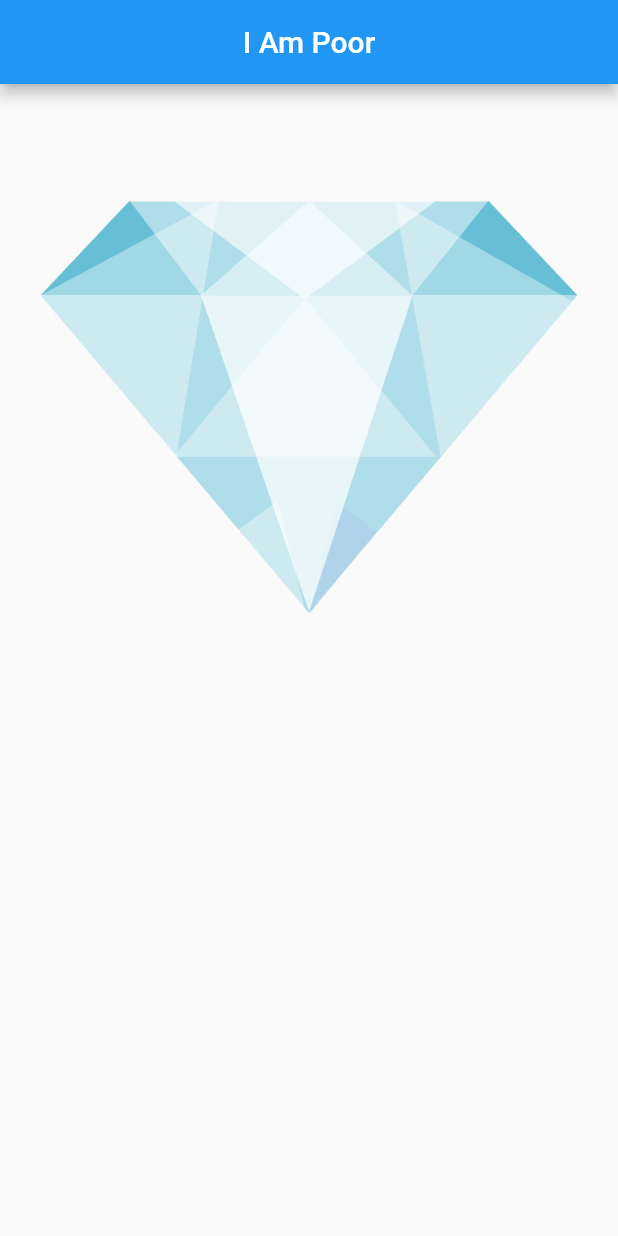
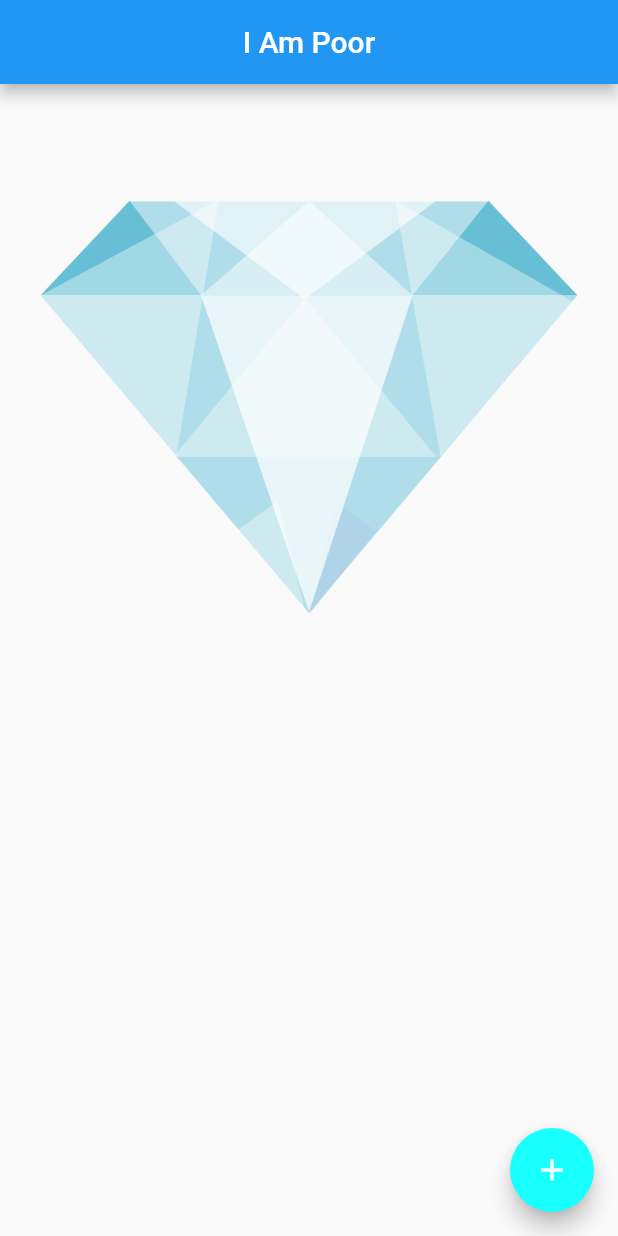
Before and after one commit to Wara237/flutter_i_am_poor, a Flutter app: the screen it shows after launch, on a phone screen of 412 x 824 dp. Run offline on Flutter 3.47's test engine with Material 2 defaults, Android fonts, the phone set to English and light mode, and no system bars.

Commit message:
Update main.dart

```diff
--- a/flutter_app_i_m_poor/lib/main.dart
+++ b/flutter_app_i_m_poor/lib/main.dart
@@ -18,6 +18,11 @@ class MyApp extends StatelessWidget {
         body: Image(
           image: AssetImage('images/diamond.png'),
         ),
+        floatingActionButton: FloatingActionButton(
+          backgroundColor: Colors.cyanAccent,
+          onPressed: () {},
+          child: Icon(Icons.add),
+        ),
       ),
     );
   }
```
